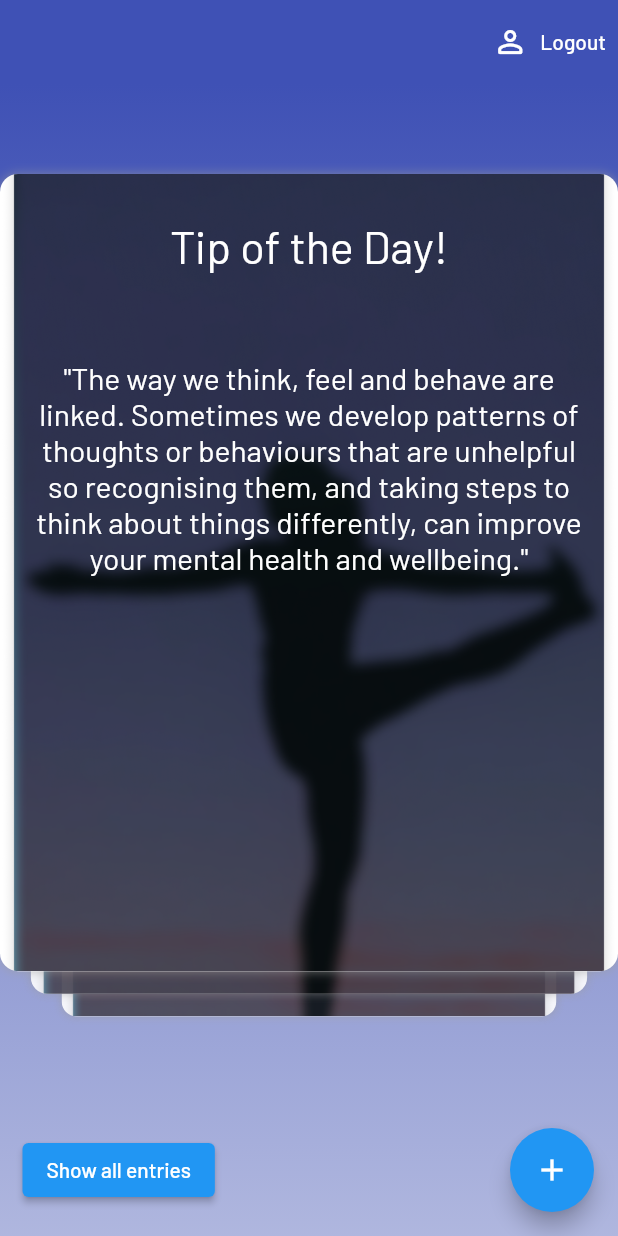
After one commit to Naman-Priyadarshi/ForMente, a Flutter app: the Dashboard screen opened directly, on a phone screen of 412 x 824 dp. The commit adds this screen. Run offline on Flutter 3.47's test engine with Material 2 defaults, Android fonts, the phone set to English and light mode, and no system bars; our stand-ins replace cloud_firestore, date_format, firebase_auth, firebase_core, flutter_datetime_picker, flutter_swiper and 1 more; accounts and stored records are empty; statements that could not run were skipped.

Commit message:
Create DashBoard

```diff
--- /dev/null
+++ b/formente/lib/Screens/Home/dashboard.dart
@@ -0,0 +1,197 @@
+import 'package:flutter/material.dart';
+import 'package:flutter/widgets.dart';
+import 'package:flutter_swiper/flutter_swiper.dart';
+import 'package:formente/Screens/Home/show_entries.dart';
+import 'package:provider/provider.dart';
+
+import '../../Providers/user.dart';
+import 'add_diary_entry.dart';
+
+
+class Dashboard extends StatefulWidget {
+  @override
+  State<Dashboard> createState() => _DashboardState();
+}
+
+class _DashboardState extends State<Dashboard> {
+  late SwiperController _swiperController;
+  double opac = 1.2;
+  @override
+  void initState() {
+    super.initState();
+    _swiperController = SwiperController();
+  }
+
+  @override
+  Widget build(BuildContext context) {
+    UserProvider userProvider = Provider.of<UserProvider>(context);
+
+    List<Widget> dashboardItemList = [
+      DashboardItem("The way we think, feel and behave are linked. Sometimes we develop patterns of thoughts or behaviours that are unhelpful so recognising them, and taking steps to think about things differently, can improve your mental health and wellbeing.", ),
+      DashboardItem("If we take time to be aware of ourselves and be in the present moment, noticing our own thoughts and feelings, and the world around us, we can gain a better perspective. Sometimes this is known as being more mindful."),
+      DashboardItem("Good-quality sleep makes a big difference to how we feel mentally and physically, so it's important to get enough."),
+      DashboardItem("Talking about your feelings can help you stay in good mental health and deal with times when you feel troubled."),
+      DashboardItem("Regular exercise can boost your self-esteem and can help you concentrate, sleep, and look and feel better. Also cutting down on alcohol and caffeine can have a positive effect on our mood."),
+      DashboardItem("From enjoying your favourite hobby, learning something new or simply taking time to relax, it's important to do things that make you happy, like trying a new hobby or learning a new skill."),
+      DashboardItem("Strong family ties and supportive friends can help you deal with the stresses of life."),
+      DashboardItem("None of us are superhuman. We all sometimes get tired or overwhelmed by how we feel or when things don’t go to plan."),
+      DashboardItem("A change of scene or a change of pace is good for your mental health. "),
+      DashboardItem("We’re all different. It’s much healthier to accept that you’re unique than to wish you were more like someone else."),
+    ];
+    return Scaffold(
+      appBar: AppBar(
+        backgroundColor: Colors.indigo,
+        elevation: 0,
+        actions: [TextButton.icon(
+            onPressed: ()async{
+              await userProvider.signOut();
+            },
+            icon: const Icon(
+              Icons.person_outline_rounded,
+              color: Colors.white,),
+            label: const Text(
+              'Logout',
+              style: TextStyle(
+                color: Colors.white,
+              ),
+            ))
+        ],
+      ),
+      body: Container(
+        decoration: BoxDecoration(
+            gradient: LinearGradient(
+                colors: [Colors.indigo,Colors.indigo.withOpacity(0.4)],
+                begin: Alignment.topCenter,
+                end: Alignment.bottomCenter
+            )
+        ),
+        child: Column(
+          children: <Widget>[
+            const SizedBox(
+              height: 60,
+            ),
+            Expanded(
+              flex: 6,
+              child: Swiper(
+                controller: _swiperController,
+                itemCount: dashboardItemList.length,
+                onIndexChanged: (int value) {
+                  if (value == 2) {
+                    setState(() {
+                      opac = 0.0;
+                    });
+                  } else {
+                    setState(() {
+                      opac = 1.2;
+                    });
+                  }
+                },
+                itemWidth: MediaQuery.of(context).size.width,
+                itemHeight: MediaQuery.of(context).size.height / 1.5,
+                itemBuilder: (BuildContext context, index) {
+                  return dashboardItemList[index];
+                },
+                layout: SwiperLayout.TINDER,
+                curve: Curves.bounceOut,
+              ),
+            ),
+            Expanded(
+              flex: 1,
+              child: Container(),
+            ),
+            Padding(
+              padding: const EdgeInsets.symmetric(vertical: 20,horizontal: 15),
+              child: Align(
+                alignment: Alignment.bottomLeft,
+                child: ElevatedButton(
+                    onPressed: (){
+                      Navigator.push(context, MaterialPageRoute(builder: (context)=>const ShowEntries()));
+                    },
+                    child: const Text("Show all entries")),
+              ),
+            )
+          ],
+        ),
+      ),
+      floatingActionButton: FloatingActionButton(
+        onPressed: (){
+          Navigator.push(context, MaterialPageRoute(builder: (context)=>const AddDiaryEntry()));
+        },
+        child: const Icon(
+          Icons.add
+        ),
+      ),
+    );
+  }
+
+
+  Widget DashboardItem(String text) {
+    return Container(
+      decoration: BoxDecoration(
+        image: const DecorationImage(
+          image: AssetImage("assets/dashboardbg.png"),
+          fit: BoxFit.cover
+        ),
+        borderRadius: BorderRadius.circular(12),
+        boxShadow: [
+          BoxShadow(
+            color: Colors.grey.withOpacity(0.6),
+            blurRadius: 5,
+          ),
+        ],
+        color: Colors.white,
+      ),
+      child: Column(
+        crossAxisAlignment: CrossAxisAlignment.center,
+        mainAxisAlignment: MainAxisAlignment.start,
+        children: <Widget>[
+          Stack(
+            alignment: Alignment.topCenter,
+            children: <Widget>[
+              Container(
+                alignment: Alignment.center,
+                decoration: const BoxDecoration(
+                    shape: BoxShape.circle,
+                    boxShadow: [
+                      BoxShadow(
+                          blurRadius: 8,
+                        offset: Offset(0, 8),
+                      )
+                    ]),
+              ),
+            ],
+          ),
+          const Padding(
+              padding: EdgeInsets.only(top: 30,bottom: 10),
+            child: Text(
+              "Tip of the Day!",
+              style: TextStyle(
+                color: Colors.white,
+                fontSize: 30
+              ),
+            ),
+          ),
+          const SizedBox(
+            height: 30,
+          ),
+          Expanded(
+            flex: 3,
+            child: Padding(
+              padding: const EdgeInsets.all(18.0),
+              child: Text(
+                '"$text"',
+                softWrap: true,
+                style: const TextStyle(
+                  color: Colors.white,
+                  fontSize: 20,
+                ),
+                textAlign: TextAlign.center,
+                overflow: TextOverflow.fade,
+              ),
+            ),
+          ),
+        ],
+      ),
+    );
+  }
+}
--- a/formente/lib/Screens/Home/home.dart
+++ b/formente/lib/Screens/Home/home.dart
@@ -3,6 +3,8 @@ import 'package:formente/Providers/user.dart';
 import 'package:formente/Screens/Home/add_diary_entry.dart';
 import 'package:formente/Screens/Home/show_entries.dart';
 import 'package:provider/provider.dart';
+
+import 'dashboard.dart';
 
 class Home extends StatefulWidget {
   const Home({Key? key}) : super(key: key);
@@ -18,26 +20,27 @@ class _HomeState extends State<Home> {
     return Scaffold(
       body: Column(
         children: [
-          const SizedBox(height: 50,),
-          ElevatedButton(
-              onPressed: (){
-                Navigator.push(context, MaterialPageRoute(builder: (context)=>const ShowEntries()));
-              },
-              child: const Text("Get user entries"),
-          ),
-          const SizedBox(height: 50,),
-          ElevatedButton(
-              onPressed: ()async{
-                await userProvider.signOut();
-              },
-              child: const Text("Sign Out")
-          ),
-          ElevatedButton(
-              onPressed: (){
-                Navigator.push(context, MaterialPageRoute(builder: (context)=>const AddDiaryEntry()));
-              },
-              child: const Text("Add new entry")
-          ),
+          Dashboard(),
+          // const SizedBox(height: 50,),
+          // ElevatedButton(
+          //     onPressed: (){
+          //       Navigator.push(context, MaterialPageRoute(builder: (context)=>const ShowEntries()));
+          //     },
+          //     child: const Text("Get user entries"),
+          // ),
+          // const SizedBox(height: 50,),
+          // ElevatedButton(
+          //     onPressed: ()async{
+          //       await userProvider.signOut();
+          //     },
+          //     child: const Text("Sign Out")
+          // ),
+          // ElevatedButton(
+          //     onPressed: (){
+          //       Navigator.push(context, MaterialPageRoute(builder: (context)=>const AddDiaryEntry()));
+          //     },
+          //     child: const Text("Add new entry")
+          // ),
 
         ],
       ),
--- a/formente/lib/main.dart
+++ b/formente/lib/main.dart
@@ -1,5 +1,6 @@
 import 'package:flutter/material.dart';
 import 'package:firebase_core/firebase_core.dart';
+import 'package:formente/Screens/Home/dashboard.dart';
 import 'package:formente/Screens/splash_screen.dart';
 import 'package:google_fonts/google_fonts.dart';
 import 'package:provider/provider.dart';
@@ -52,7 +53,7 @@ class ScreensController extends StatelessWidget {
       case Status.Authenticating:
         return const Authenticate();
       case Status.Authenticated:
-        return const Home();
+        return Dashboard();
       default:
         return const Authenticate();
     }
--- a/formente/pubspec.yaml
+++ b/formente/pubspec.yaml
@@ -42,6 +42,7 @@ dependencies:
   date_format: ^2.0.6
   flutter_datetime_picker: ^1.5.1
   google_fonts: ^3.0.1
+  flutter_swiper: ^1.1.6
 
 dev_dependencies:
   flutter_test:
```
Also changed, not shown: formente/assets/dashboardbg.png (added), formente/pubspec.lock.
